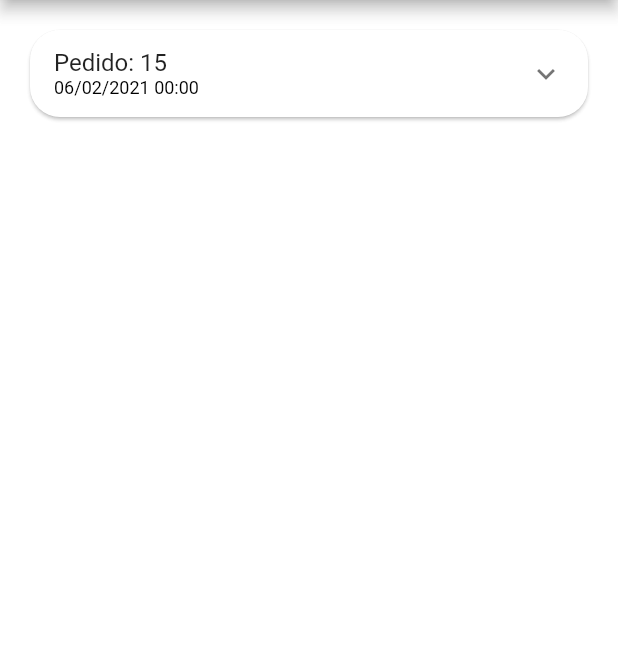
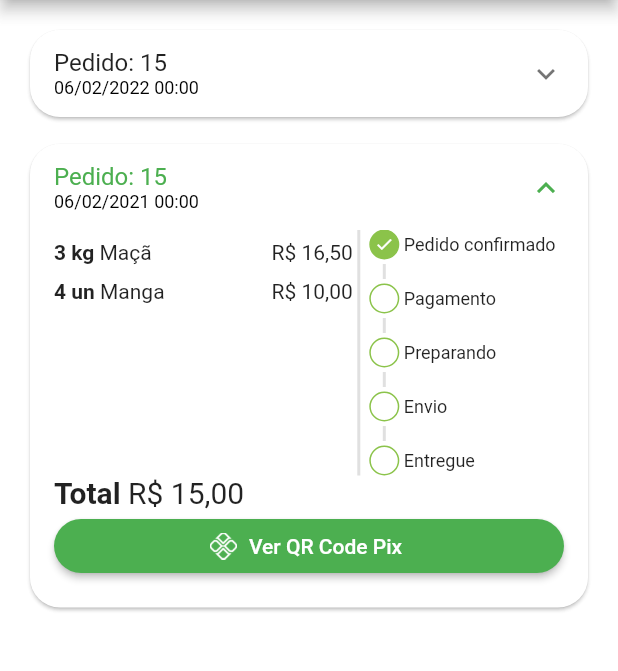
Before and after one commit to rhuanburle/greenGrocer_Flutter, a Flutter app: the OrdersTab screen opened directly, on a phone screen of 412 x 824 dp, the part 84-755 px from its top. Run offline on Flutter 3.47's test engine with Material 2 defaults, Android fonts, the phone set to English and light mode, and no system bars; our stand-ins replace animated_text_kit, badges, mask_text_input_formatter, qr_flutter.

Commit message:
interface finalize

```diff
--- a/lib/src/config/app_data.dart
+++ b/lib/src/config/app_data.dart
@@ -102,16 +102,39 @@
 List<OrderModel> orders = [
   OrderModel(
     copyAndPaste: 'quidnaykeod',
-    createdDateTime: DateTime.parse('2021-02-06'),
-    overdueDateTime: DateTime.parse('2021-02-07'),
+    createdDateTime: DateTime.parse('2022-02-06'),
+    overdueDateTime: DateTime.parse('2023-02-07'),
     id: '15',
-    status: 'pending_payment',
+    status: 'delivered',
     total: 11.0,
     items: [
       CartItemModel(
         item: apple,
         quantity: 2,
       ),
+      CartItemModel(
+        item: mango,
+        quantity: 3,
+      ),
+    ],
+  ),
+
+  OrderModel(
+    copyAndPaste: 'quidnaykeod',
+    createdDateTime: DateTime.parse('2021-02-06'),
+    overdueDateTime: DateTime.parse('2023-02-07'),
+    id: '15',
+    status: 'pending_payment',
+    total: 15.0,
+    items: [
+      CartItemModel(
+        item: apple,
+        quantity: 3,
+      ),
+      CartItemModel(
+        item: mango,
+        quantity: 4,
+      ),
     ],
   ),
 ];
--- a/lib/src/pages/cart/cart_tab.dart
+++ b/lib/src/pages/cart/cart_tab.dart
@@ -4,6 +4,8 @@
 import 'package:curso_flutter_greengrocer/src/services/utils_services.dart';
 import 'package:flutter/material.dart';
 import 'package:curso_flutter_greengrocer/src/config/app_data.dart' as appData;
+
+import '../common_widgets/payment_dialog.dart';
 
 class CartTab extends StatefulWidget {
   const CartTab({Key? key}) : super(key: key);
@@ -89,6 +91,16 @@
                   ),
                   onPressed: () async {
                     bool? result = await showOrderConfirmation();
+                    if (result ?? false) {
+                      showDialog(
+                        context: context,
+                        builder: (_) {
+                          return PaymenteDialog(
+                            order: appData.orders.first,
+                          );
+                        },
+                      );
+                    }
                   },
                   child: const Text(
                     'Concluir pedido',
--- /dev/null
+++ b/lib/src/pages/common_widgets/payment_dialog.dart
@@ -0,0 +1,89 @@
+import 'package:flutter/material.dart';
+import 'package:qr_flutter/qr_flutter.dart';
+
+import '../../models/order_model.dart';
+import '../../services/utils_services.dart';
+
+class PaymenteDialog extends StatelessWidget {
+  PaymenteDialog({Key? key, required this.order}) : super(key: key);
+  final OrderModel order;
+  final UltilsServices ultilsServices = UltilsServices();
+
+  @override
+  Widget build(BuildContext context) {
+    return Dialog(
+        shape: RoundedRectangleBorder(
+          borderRadius: BorderRadius.circular(20),
+        ),
+        child: Stack(
+          alignment: Alignment.center,
+          children: [
+            Padding(
+              padding: const EdgeInsets.all(8.0),
+              child: Column(
+                mainAxisSize: MainAxisSize.min,
+                children: [
+                  const Padding(
+                    padding: EdgeInsets.symmetric(vertical: 10),
+                    child: Text(
+                      'Pagamento com Pix',
+                      style: TextStyle(
+                        fontWeight: FontWeight.bold,
+                        fontSize: 18,
+                      ),
+                    ),
+                  ),
+                  QrImage(
+                    data: "aohbfoahbipfjnbaopiunfdapojn",
+                    version: QrVersions.auto,
+                    size: 200.0,
+                  ),
+                  Text(
+                    'Vencimento: ${ultilsServices.formatDateTime(order.overdueDateTime)}',
+                    style: const TextStyle(
+                      fontSize: 12,
+                    ),
+                  ),
+                  Text(
+                    'Total: ${ultilsServices.priceToCurrency(order.total)}',
+                    style: const TextStyle(
+                      fontSize: 17,
+                      fontWeight: FontWeight.bold,
+                    ),
+                  ),
+                  OutlinedButton.icon(
+                    style: OutlinedButton.styleFrom(
+                      shape: RoundedRectangleBorder(
+                        borderRadius: BorderRadius.circular(20),
+                      ),
+                      side: const BorderSide(width: 2, color: Colors.green),
+                    ),
+                    onPressed: () {},
+                    icon: const Icon(
+                      Icons.copy,
+                      size: 15,
+                    ),
+                    label: const Text(
+                      'Copiar código Pix',
+                      style: TextStyle(
+                        fontSize: 13,
+                      ),
+                    ),
+                  ),
+                ],
+              ),
+            ),
+            Positioned(
+              top: 0,
+              right: 0,
+              child: IconButton(
+                onPressed: () {
+                  Navigator.of(context).pop();
+                },
+                icon: const Icon(Icons.close),
+              ),
+            ),
+          ],
+        ));
+  }
+}
--- /dev/null
+++ b/lib/src/pages/orders/components/order_status_widget.dart
@@ -0,0 +1,130 @@
+import 'package:curso_flutter_greengrocer/src/config/custom_colors.dart';
+import 'package:flutter/material.dart';
+
+class OrderStatusWidget extends StatelessWidget {
+  final String status;
+  final bool isOverdue;
+
+  final Map<String, int> allStatus = <String, int>{
+    'pending_payment': 0,
+    'refunded': 1,
+    'paid': 2,
+    'preparing_purchase': 3,
+    'shipping': 4,
+    'delivered': 5,
+  };
+
+  int get currentStatus => allStatus[status]!;
+
+  OrderStatusWidget({Key? key, required this.status, required this.isOverdue})
+      : super(key: key);
+
+  @override
+  Widget build(BuildContext context) {
+    return Column(
+      crossAxisAlignment: CrossAxisAlignment.start,
+      children: [
+        const _StatusDot(
+          isActive: true,
+          title: 'Pedido confirmado',
+        ),
+        const _CustomDivider(),
+        if (currentStatus == 1) ...[
+          const _StatusDot(
+            isActive: true,
+            title: 'Pix estornado',
+            backgroundColor: Colors.orange,
+          ),
+        ] else if (isOverdue) ...[
+          const _StatusDot(
+            isActive: true,
+            title: 'Pagamento Pix vencido',
+            backgroundColor: Colors.red,
+          ),
+        ] else ...[
+           _StatusDot(
+            isActive: currentStatus >= 2,
+            title: 'Pagamento',
+          ),
+          const _CustomDivider(),
+           _StatusDot(
+            isActive: currentStatus >= 3,
+            title: 'Preparando',
+          ),
+          const _CustomDivider(),
+           _StatusDot(
+            isActive: currentStatus >= 4,
+            title: 'Envio',
+          ),
+          const _CustomDivider(),
+           _StatusDot(
+            isActive: currentStatus == 5,
+            title: 'Entregue',
+          ),
+        ]
+      ],
+    );
+  }
+}
+
+class _CustomDivider extends StatelessWidget {
+  const _CustomDivider({Key? key}) : super(key: key);
+
+  @override
+  Widget build(BuildContext context) {
+    return Container(
+      margin: const EdgeInsets.symmetric(horizontal: 12, vertical: 3),
+      height: 10,
+      width: 2,
+      color: Colors.grey.shade300,
+    );
+  }
+}
+
+class _StatusDot extends StatelessWidget {
+  final bool isActive;
+  final String title;
+  final Color? backgroundColor;
+
+  const _StatusDot(
+      {Key? key,
+      required this.isActive,
+      required this.title,
+      this.backgroundColor})
+      : super(key: key);
+  @override
+  Widget build(BuildContext context) {
+    return Row(
+      children: [
+        Container(
+          margin: const EdgeInsets.symmetric(horizontal: 3),
+          alignment: Alignment.center,
+          height: 20,
+          width: 20,
+          decoration: BoxDecoration(
+            shape: BoxShape.circle,
+            border: Border.all(
+              color: CustomColors.customSwatchColor,
+            ),
+            color: isActive
+                ? backgroundColor ?? CustomColors.customSwatchColor
+                : Colors.transparent,
+          ),
+          child: isActive
+              ? const Icon(
+                  Icons.check,
+                  size: 13,
+                  color: Colors.white,
+                )
+              : const SizedBox.shrink(),
+        ),
+        Expanded(
+          child: Text(
+            title,
+            style: const TextStyle(fontSize: 12),
+          ),
+        ),
+      ],
+    );
+  }
+}
--- a/lib/src/pages/orders/components/orders_tile.dart
+++ b/lib/src/pages/orders/components/orders_tile.dart
@@ -1,7 +1,9 @@
+import 'package:curso_flutter_greengrocer/src/pages/common_widgets/payment_dialog.dart';
 import 'package:curso_flutter_greengrocer/src/services/utils_services.dart';
 import 'package:flutter/material.dart';
 
 import '../../../models/order_model.dart';
+import 'order_status_widget.dart';
 
 class OrderTile extends StatelessWidget {
   OrderTile({Key? key, required this.order}) : super(key: key);
@@ -18,6 +20,7 @@
       child: Theme(
         data: Theme.of(context).copyWith(dividerColor: Colors.transparent),
         child: ExpansionTile(
+          initiallyExpanded: order.status == 'pending_payment',
           title: Column(
             mainAxisSize: MainAxisSize.min,
             crossAxisAlignment: CrossAxisAlignment.start,
@@ -25,11 +28,97 @@
               Text('Pedido: ${order.id}'),
               Text(
                 ultilsServices.formatDateTime(order.createdDateTime),
-                  style: TextStyle(fontSize: 12, color: Colors.black),
+                style: const TextStyle(fontSize: 12, color: Colors.black),
               ),
             ],
           ),
-            children: []),
+          expandedCrossAxisAlignment: CrossAxisAlignment.stretch,
+          childrenPadding: const EdgeInsets.fromLTRB(16, 0, 16, 16),
+          children: [
+            IntrinsicHeight(
+              child: Row(
+                children: [
+                  Expanded(
+                    flex: 3,
+                    child: SizedBox(
+                      height: 150,
+                      child: ListView(
+                        children: order.items.map((orderItem) {
+                          return Padding(
+                            padding: const EdgeInsets.only(bottom: 10.0),
+                            child: Row(
+                              children: [
+                                Text(
+                                  '${orderItem.quantity} ${orderItem.item.unit} ',
+                                  style: const TextStyle(
+                                    fontWeight: FontWeight.bold,
+                                  ),
+                                ),
+                                Expanded(child: Text(orderItem.item.itemName)),
+                                Text(ultilsServices
+                                    .priceToCurrency(orderItem.totalPrice()))
+                              ],
+                            ),
+                          );
+                        }).toList(),
+                      ),
+                    ),
+                  ),
+                  VerticalDivider(
+                    color: Colors.grey.shade300,
+                    thickness: 2,
+                    width: 8,
+                  ),
+                  Expanded(
+                    flex: 2,
+                    child: OrderStatusWidget(
+                      status: order.status,
+                      isOverdue: order.overdueDateTime.isBefore(DateTime.now()),
+                    ),
+                  ),
+                ],
+              ),
+            ),
+            Text.rich(
+              TextSpan(
+                style: const TextStyle(fontSize: 20),
+                children: [
+                  const TextSpan(
+                    text: 'Total ',
+                    style: TextStyle(
+                      fontWeight: FontWeight.bold,
+                    ),
+                  ),
+                  TextSpan(text: ultilsServices.priceToCurrency(order.total)),
+                ],
+              ),
+            ),
+            Visibility(
+              visible: order.status == 'pending_payment',
+              child: ElevatedButton.icon(
+                style: ElevatedButton.styleFrom(
+                    shape: RoundedRectangleBorder(
+                  borderRadius: BorderRadius.circular(20),
+                )),
+                onPressed: () {
+                  showDialog(
+                    context: context,
+                    builder: (_) {
+                      return PaymenteDialog(order: order,);
+                    },
+                  );
+                },
+                icon: Image.asset(
+                  'assets/app_images/pix.png',
+                  height: 18,
+                ),
+                label: const Text(
+                  'Ver QR Code Pix',
+                ),
+              ),
+            ),
+          ],
+        ),
       ),
     );
   }
--- a/pubspec.yaml
+++ b/pubspec.yaml
@@ -38,6 +38,7 @@
   mask_text_input_formatter: ^2.4.0
   badges: ^2.0.3
   intl: ^0.17.0
+  qr_flutter: ^4.0.0
 
 
 dev_dependencies:
@@ -65,6 +66,7 @@
   # To add assets to your application, add an assets section, like this:
   assets:
     - assets/fruits/
+    - assets/app_images/
     # - images/a_dot_ham.jpeg
 
   # An image asset can refer to one or more resolution-specific "variants", see
```
Also changed, not shown: assets/app_images/pix.png (added), pubspec.lock. Lines whose indentation alone changed are shown as unchanged.
